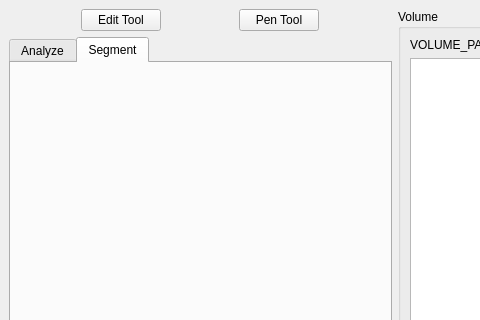
Old version of the form volume-cartographer/apps/VCNewUI/VCMain.ui in the repository SuperOptimizer/villa; both pictures show x 0 to 480 and y 0 to 320 of the 790 by 820 pixel window.
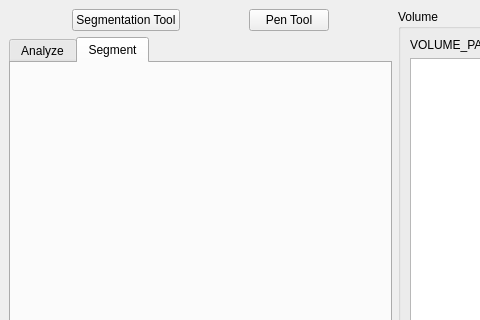
New version of the form.

Commit message: (VCNewUI) fixed crash; all functions are working 1. Changed edit mode to segmentation mode. 2. Made everything to master cloud; path cloud is discarded. 3. Drawing and editing works.

```diff
--- a/volume-cartographer/apps/VCNewUI/VCMain.ui
+++ b/volume-cartographer/apps/VCNewUI/VCMain.ui
@@ -40,7 +40,7 @@
            </sizepolicy>
           </property>
           <property name="text">
-           <string>Edit Tool</string>
+           <string>Segmentation Tool</string>
           </property>
           <property name="checkable">
            <bool>true</bool>
```
Left out of the diff: 2 changed lines with no effect on the pictures. The commit also changes 5 other files.
